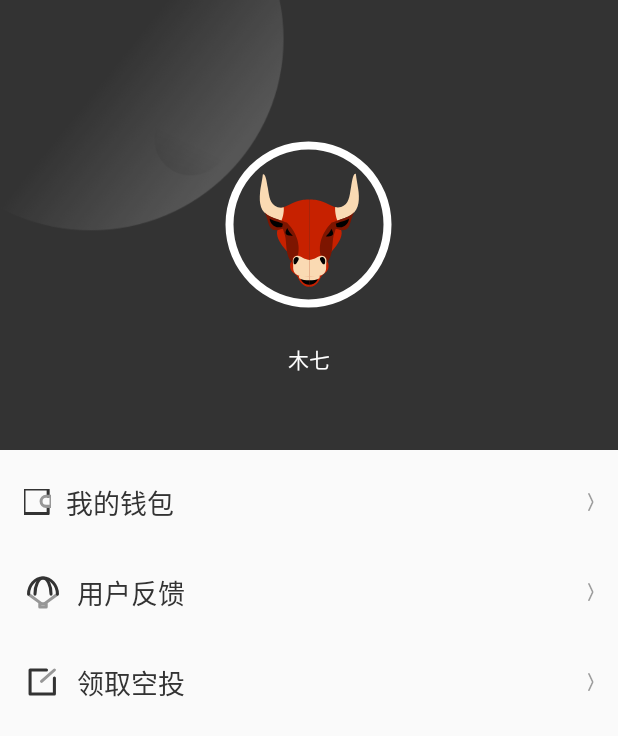
After one commit to fems1888/xproject, an Android app: the layout layout_fragment_mine.xml on its own in the app's theme, with its tools: preview values and no code run, on a phone screen of 412 x 824 dp. The commit adds this screen. Shown: the top 736 px of the screen. Run offline under Robolectric (Android 15) with nearby library versions, the phone set to English and light mode, and no system bars.

Commit message:
我的一级界面开发

```diff
--- a/app/src/main/java/com/qbao/xproject/app/fragment/ArenaFragment.java
+++ b/app/src/main/java/com/qbao/xproject/app/fragment/ArenaFragment.java
@@ -20,11 +20,11 @@ public class ArenaFragment extends BaseRxFragment<LayoutFragmentArenaBinding> {
     @Override
     protected void initViews() {
         super.initViews();
-        bindingView.text.setOnClickListener(new View.OnClickListener() {
-            @Override
-            public void onClick(View v) {
-                LoginActivity.goLoginActivity(activity);
-            }
-        });
+//        bindingView.text.setOnClickListener(new View.OnClickListener() {
+//            @Override
+//            public void onClick(View v) {
+//                LoginActivity.goLoginActivity(activity);
+//            }
+//        });
     }
 }
--- a/app/src/main/java/com/qbao/xproject/app/fragment/MineFragment.java
+++ b/app/src/main/java/com/qbao/xproject/app/fragment/MineFragment.java
@@ -11,6 +11,6 @@ import com.qbao.xproject.app.databinding.LayoutFragmentArenaBinding;
 public class MineFragment extends BaseRxFragment<LayoutFragmentArenaBinding> {
     @Override
     public int setContent() {
-        return R.layout.layout_fragment_arena;
+        return R.layout.layout_fragment_mine;
     }
 }
--- /dev/null
+++ b/app/src/main/res/drawable/bg_shape_white_ring.xml
@@ -0,0 +1,12 @@
+<?xml version="1.0" encoding="utf-8"?>
+<shape xmlns:android="http://schemas.android.com/apk/res/android"
+    android:shape="ring"
+    android:thickness="5dp"
+    android:useLevel="false">
+
+    <gradient
+        android:endColor="@color/white"
+        android:startColor="@color/white"
+        android:type="sweep"/>
+
+</shape>
--- /dev/null
+++ b/app/src/main/res/drawable/ic_cow.xml
@@ -0,0 +1,138 @@
+<vector xmlns:android="http://schemas.android.com/apk/res/android"
+    android:width="100dp"
+    android:height="100dp"
+    android:viewportWidth="100"
+    android:viewportHeight="100">
+  <path
+      android:pathData="M50.215,33.147C49.774,32.874 46.612,33.183 45.455,33.401C42.482,33.944 39.838,35.086 37.141,36.392C35.213,37.371 33.231,38.024 31.194,38.622L29.455,52.484C26.853,56.278 31.065,62.519 33.419,65.332C34.163,66.19 34.906,67.047 35.526,67.78L37.374,70.983L38.077,74.409C37.251,75.959 37.168,77.836 37.746,79.549C38.572,81.588 40.307,82.16 41.711,83.629C42.949,84.933 43.363,86.81 44.519,88.278C45.758,89.746 48.321,91.539 50.22,91.13L50.22,33.145C50.219,33.145 50.216,33.146 50.215,33.147"
+      android:strokeWidth="1"
+      android:fillColor="#C72100"
+      android:fillType="evenOdd"
+      android:strokeColor="#00000000"/>
+  <path
+      android:pathData="M70.986,52.484L69.247,38.622C67.209,38.024 65.227,37.371 63.3,36.392C60.601,35.086 57.958,33.944 54.984,33.401C53.832,33.183 50.675,32.876 50.22,33.144L50.22,91.131C52.12,91.538 54.682,89.747 55.921,88.278C57.077,86.81 57.49,84.933 58.73,83.628C60.133,82.16 61.868,81.589 62.693,79.549C63.272,77.836 63.189,75.959 62.364,74.409L63.067,70.983L64.915,67.781C65.534,67.046 66.277,66.19 67.021,65.333C69.375,62.519 73.588,56.277 70.986,52.484"
+      android:strokeWidth="1"
+      android:fillColor="#C72100"
+      android:fillType="evenOdd"
+      android:strokeColor="#00000000"/>
+  <path
+      android:pathData="M83.088,28.235C82.723,24.545 81.505,19.012 81.261,16.061C79.312,14.463 78.459,22.824 78.094,24.3C77.241,28.481 77.209,34.484 73.31,37.066C71.727,38.173 69.324,38.686 67.495,38.072C67.136,39.647 67.837,44.981 69.024,47.137C71.518,46.231 74.616,45.075 76.266,44.342C82.966,41.392 83.698,34.997 83.088,28.235"
+      android:strokeWidth="1"
+      android:fillColor="#FADAB3"
+      android:fillType="evenOdd"
+      android:strokeColor="#00000000"/>
+  <path
+      android:pathData="M44.493,85.903C44.574,86.07 44.839,86.873 45.081,87.122C46.287,89.111 48.211,89.617 50.22,89.868L50.22,86.62L44.493,85.903Z"
+      android:strokeWidth="1"
+      android:fillColor="#000000"
+      android:fillType="evenOdd"
+      android:strokeColor="#00000000"/>
+  <path
+      android:pathData="M50.256,86.635L50.22,86.631L50.22,89.862C50.232,89.865 50.244,89.865 50.256,89.868C52.243,89.619 54.152,89.121 55.345,87.13C55.584,86.882 55.867,86.069 55.947,85.903L50.256,86.635Z"
+      android:strokeWidth="1"
+      android:fillColor="#000000"
+      android:fillType="evenOdd"
+      android:strokeColor="#00000000"/>
+  <path
+      android:pathData="M17.354,28.431C17.724,24.766 18.956,19.268 19.203,16.336C21.174,14.748 22.037,23.055 22.407,24.522C23.269,28.675 23.302,34.64 27.245,37.206C28.848,38.306 31.28,38.816 33.129,38.205L33.129,38.205C33.492,39.77 32.782,45.069 31.583,47.211C29.059,46.311 25.924,45.163 24.256,44.436C17.478,41.503 16.738,35.15 17.354,28.431"
+      android:strokeWidth="1"
+      android:fillColor="#FADAB3"
+      android:fillType="evenOdd"
+      android:strokeColor="#00000000"/>
+  <path
+      android:pathData="M43.172,83.7C43.172,83.7 43.393,85.003 43.519,85.464C45.144,86.613 48.086,86.782 50.22,86.784L50.22,84.269L43.172,83.7Z"
+      android:strokeWidth="1"
+      android:fillColor="#FADAB3"
+      android:fillType="evenOdd"
+      android:strokeColor="#00000000"/>
+  <path
+      android:pathData="M50.257,84.271L50.22,84.269L50.22,86.784L50.257,86.784L50.258,86.784C52.373,86.784 55.308,86.619 56.925,85.464C57.049,85.003 57.269,83.7 57.269,83.7L50.257,84.271Z"
+      android:strokeWidth="1"
+      android:fillColor="#FADAB3"
+      android:fillType="evenOdd"
+      android:strokeColor="#00000000"/>
+  <path
+      android:pathData="M76.113,44.298C74.705,44.922 72.245,45.851 69.999,46.673C67.362,47.638 65.019,48.455 65.019,48.455C60.336,53.196 55.557,61.577 57.87,70.52C59.275,70.232 60.67,71.118 61.159,72.323C61.627,73.48 61.397,74.603 61.274,75.771C61.576,75.461 61.904,75.072 62.219,74.668C62.669,74.088 63.093,73.474 63.373,73.003C64.318,71.255 64.838,69.363 65.165,67.42C65.644,64.575 65.705,61.618 66.069,58.836C66.288,56.962 67.486,54.105 67.824,52.552C68.711,52.692 70.103,53.21 71.158,53.369C71.353,53.398 71.536,53.415 71.703,53.415C76.359,53.661 76.971,50.458 78.074,46.762C78.606,45.048 79.156,42.975 80.176,41.41C79.162,42.563 77.834,43.544 76.113,44.298"
+      android:strokeWidth="1"
+      android:fillColor="#7D1500"
+      android:fillType="evenOdd"
+      android:strokeColor="#00000000"/>
+  <path
+      android:pathData="M67.841,49.185C68,49.68 68.149,50.473 68.258,51.1C68.754,51.335 69.329,51.414 69.955,51.492C73.482,51.981 76.65,48.757 76.652,45.815C74.101,47.23 69.666,48.161 67.841,49.185"
+      android:strokeWidth="1"
+      android:fillColor="#000000"
+      android:fillType="evenOdd"
+      android:strokeColor="#00000000"/>
+  <path
+      android:pathData="M65.982,54.754C65.77,53.956 65.32,53.187 64.961,52.423C64.455,53.82 63.399,55.087 62.51,56.222C62.11,56.727 61.671,57.214 61.233,57.709C63.205,57.416 66.709,57.665 65.982,54.754"
+      android:strokeWidth="1"
+      android:fillColor="#000000"
+      android:fillType="evenOdd"
+      android:strokeColor="#00000000"/>
+  <path
+      android:pathData="M24.328,44.298C25.736,44.921 28.196,45.85 30.441,46.673C33.079,47.638 35.422,48.455 35.422,48.455C40.103,53.195 44.884,61.576 42.57,70.519C41.165,70.232 39.771,71.119 39.281,72.323C38.813,73.479 39.042,74.603 39.167,75.771C38.865,75.461 38.537,75.073 38.222,74.668C37.772,74.088 37.347,73.474 37.067,73.004C36.123,71.254 35.602,69.363 35.275,67.421C34.798,64.574 34.737,61.619 34.372,58.835C34.153,56.963 32.955,54.105 32.616,52.552C31.73,52.693 30.338,53.21 29.283,53.368C29.088,53.398 28.904,53.415 28.738,53.415C24.082,53.66 23.47,50.458 22.367,46.762C21.835,45.047 21.286,42.975 20.264,41.41C21.278,42.563 22.607,43.543 24.328,44.298"
+      android:strokeWidth="1"
+      android:fillColor="#7D1500"
+      android:fillType="evenOdd"
+      android:strokeColor="#00000000"/>
+  <path
+      android:pathData="M32.599,49.185C32.442,49.681 32.293,50.473 32.184,51.1C31.688,51.334 31.112,51.415 30.486,51.492C26.96,51.981 23.791,48.758 23.789,45.815C26.34,47.23 30.776,48.161 32.599,49.185"
+      android:strokeWidth="1"
+      android:fillColor="#000000"
+      android:fillType="evenOdd"
+      android:strokeColor="#00000000"/>
+  <path
+      android:pathData="M34.459,54.313C34.67,53.515 35.121,52.746 35.48,51.982C35.986,53.379 37.041,54.645 37.932,55.781C38.332,56.286 38.77,56.773 39.207,57.269C37.236,56.975 33.732,57.224 34.459,54.313"
+      android:strokeWidth="1"
+      android:fillColor="#000000"
+      android:fillType="evenOdd"
+      android:strokeColor="#00000000"/>
+  <path
+      android:pathData="M61.233,78.942C61.241,78.91 61.246,78.878 61.246,78.855L61.233,78.942Z"
+      android:strokeWidth="1"
+      android:fillColor="#FFFFFF"
+      android:fillType="evenOdd"
+      android:strokeColor="#00000000"/>
+  <path
+      android:pathData="M61.233,78.941L61.245,78.855C61.24,78.887 61.233,78.918 61.233,78.941"
+      android:strokeWidth="1"
+      android:fillColor="#FFFFFF"
+      android:fillType="evenOdd"
+      android:strokeColor="#00000000"/>
+  <path
+      android:pathData="M39.22,78.942L39.207,78.855C39.207,78.878 39.214,78.91 39.22,78.942"
+      android:strokeWidth="1"
+      android:fillColor="#FFFFFF"
+      android:fillType="evenOdd"
+      android:strokeColor="#00000000"/>
+  <path
+      android:pathData="M39.22,78.941C39.22,78.918 39.213,78.887 39.207,78.855L39.22,78.941Z"
+      android:strokeWidth="1"
+      android:fillColor="#FFFFFF"
+      android:fillType="evenOdd"
+      android:strokeColor="#00000000"/>
+  <path
+      android:pathData="M61.389,72.332C60.891,71.135 59.476,70.253 58.051,70.539C56.464,70.757 54.983,71.968 53.491,72.539C52.662,72.826 50.797,73.213 50.259,73.253L50.258,73.253C50.246,73.253 50.233,73.251 50.22,73.251L50.22,84.581L50.258,84.581L50.259,84.581C52.027,84.581 53.989,84.367 55.757,84.15C57.691,83.878 59.846,83.223 60.786,81.319C61.061,80.665 61.357,79.835 61.413,79.128C61.413,78.365 61.444,77.504 61.444,76.742C61.444,75.218 61.997,73.803 61.389,72.332"
+      android:strokeWidth="1"
+      android:fillColor="#FADAB3"
+      android:fillType="evenOdd"
+      android:strokeColor="#00000000"/>
+  <path
+      android:pathData="M47.128,72.539C45.683,71.968 44.25,70.756 42.715,70.539C41.335,70.253 39.965,71.135 39.484,72.332C38.895,73.802 39.429,75.218 39.429,76.743C39.429,77.505 39.46,78.365 39.46,79.128C39.514,79.836 39.8,80.665 40.067,81.319C40.976,83.224 43.063,83.878 44.935,84.151C46.634,84.366 48.518,84.578 50.22,84.581L50.22,73.251C49.656,73.196 47.913,72.819 47.128,72.539"
+      android:strokeWidth="1"
+      android:fillColor="#FADAB3"
+      android:fillType="evenOdd"
+      android:strokeColor="#00000000"/>
+  <path
+      android:pathData="M59.93,71.841C59.557,71.548 59.423,71.495 58.97,71.388C58.09,71.254 57.104,71.734 57.292,72.774C57.451,73.549 58.437,75.203 59.023,75.763C59.317,76.057 59.823,76.323 60.249,76.163C60.63,76.026 60.729,75.043 60.756,74.643C60.863,73.655 60.782,72.535 59.93,71.841"
+      android:strokeWidth="1"
+      android:fillColor="#000000"
+      android:fillType="evenOdd"
+      android:strokeColor="#00000000"/>
+  <path
+      android:pathData="M40.511,71.841C40.884,71.548 41.016,71.495 41.47,71.388C42.35,71.254 43.337,71.735 43.149,72.775C42.989,73.549 42.003,75.203 41.417,75.763C41.124,76.056 40.617,76.323 40.19,76.163C39.81,76.026 39.711,75.043 39.685,74.643C39.578,73.655 39.658,72.535 40.511,71.841"
+      android:strokeWidth="1"
+      android:fillColor="#000000"
+      android:fillType="evenOdd"
+      android:strokeColor="#00000000"/>
+</vector>
--- /dev/null
+++ b/app/src/main/res/drawable/ic_vector_mine_feedback.xml
@@ -0,0 +1,22 @@
+<vector xmlns:android="http://schemas.android.com/apk/res/android"
+    android:width="25dp"
+    android:height="24dp"
+    android:viewportWidth="25"
+    android:viewportHeight="24">
+  <path
+      android:pathData="M20,9.397l0,10.603l-16,0l0,-16l10.801,0"
+      android:strokeLineJoin="round"
+      android:strokeWidth="2"
+      android:fillColor="#00000000"
+      android:strokeColor="#333333"
+      android:fillType="evenOdd"
+      android:strokeLineCap="round"/>
+  <path
+      android:pathData="M20,4L11.5294,11.5294"
+      android:strokeLineJoin="round"
+      android:strokeWidth="2"
+      android:fillColor="#00000000"
+      android:strokeColor="#979797"
+      android:fillType="evenOdd"
+      android:strokeLineCap="round"/>
+</vector>
--- /dev/null
+++ b/app/src/main/res/drawable/ic_vector_mine_space.xml
@@ -0,0 +1,46 @@
+<vector xmlns:android="http://schemas.android.com/apk/res/android"
+    android:width="25dp"
+    android:height="23dp"
+    android:viewportWidth="25"
+    android:viewportHeight="23">
+  <path
+      android:pathData="M3.2484,12.7991L11.1961,18.6453"
+      android:strokeLineJoin="round"
+      android:strokeWidth="2"
+      android:fillColor="#00000000"
+      android:strokeColor="#979797"
+      android:fillType="evenOdd"
+      android:strokeLineCap="round"/>
+  <path
+      android:pathData="M21.7516,12.7991L13.8039,18.6453"
+      android:strokeLineJoin="round"
+      android:strokeWidth="2"
+      android:fillColor="#00000000"
+      android:strokeColor="#979797"
+      android:fillType="evenOdd"
+      android:strokeLineCap="round"/>
+  <path
+      android:pathData="M10.3889,18.8889h4.2222v2.1111h-4.2222z"
+      android:strokeLineJoin="round"
+      android:strokeWidth="2"
+      android:fillColor="#00000000"
+      android:strokeColor="#979797"
+      android:fillType="evenOdd"
+      android:strokeLineCap="round"/>
+  <path
+      android:pathData="M22,12.5556C22,6.7259 17.7467,2 12.5,2C7.2533,2 3,6.7259 3,12.5556"
+      android:strokeLineJoin="round"
+      android:strokeWidth="2"
+      android:fillColor="#00000000"
+      android:strokeColor="#333333"
+      android:fillType="evenOdd"
+      android:strokeLineCap="round"/>
+  <path
+      android:pathData="M17.7778,12.5556C17.7778,6.7259 15.4148,2 12.5,2C9.5852,2 7.2222,6.7259 7.2222,12.5556"
+      android:strokeLineJoin="round"
+      android:strokeWidth="2"
+      android:fillColor="#00000000"
+      android:strokeColor="#333333"
+      android:fillType="evenOdd"
+      android:strokeLineCap="round"/>
+</vector>
--- /dev/null
+++ b/app/src/main/res/drawable/ic_vector_mine_wallet.xml
@@ -0,0 +1,22 @@
+<vector xmlns:android="http://schemas.android.com/apk/res/android"
+    android:width="18dp"
+    android:height="17dp"
+    android:viewportWidth="18"
+    android:viewportHeight="17">
+  <path
+      android:pathData="M16.1053,11.5439l0,4.5614l-16.1053,0l0,-16.1053l0,0l16.1053,0l0,4.7075"
+      android:strokeLineJoin="round"
+      android:strokeWidth="2"
+      android:fillColor="#00000000"
+      android:strokeColor="#333333"
+      android:fillType="evenOdd"
+      android:strokeLineCap="round"/>
+  <path
+      android:pathData="M14.6842,4.7368L18,4.7368L18,11.3684L14.6842,11.3684C12.853,11.3684 11.3684,9.8839 11.3684,8.0526L11.3684,8.0526C11.3684,6.2214 12.853,4.7368 14.6842,4.7368Z"
+      android:strokeLineJoin="round"
+      android:strokeWidth="2"
+      android:fillColor="#00000000"
+      android:strokeColor="#979797"
+      android:fillType="evenOdd"
+      android:strokeLineCap="round"/>
+</vector>
--- /dev/null
+++ b/app/src/main/res/layout/include_right_image.xml
@@ -0,0 +1,12 @@
+<?xml version="1.0" encoding="utf-8"?>
+<merge xmlns:android="http://schemas.android.com/apk/res/android">
+
+    <ImageView
+        android:id="@+id/image_right"
+        android:layout_width="@dimen/size_dp_4"
+        android:layout_height="@dimen/size_dp_12"
+        android:layout_alignParentRight="true"
+        android:layout_centerVertical="true"
+        android:src="@drawable/ic_arrow_right_black" />
+
+</merge>
--- a/app/src/main/res/layout/layout_fragment_arena.xml
+++ b/app/src/main/res/layout/layout_fragment_arena.xml
@@ -1,8 +1,12 @@
 <?xml version="1.0" encoding="utf-8"?>
-<layout>
+<layout xmlns:app="http://schemas.android.com/apk/res-auto">
 <RelativeLayout
-    xmlns:android="http://schemas.android.com/apk/res/android" android:layout_width="match_parent"
-    android:layout_height="match_parent">
+    xmlns:android="http://schemas.android.com/apk/res/android"
+    android:layout_width="match_parent"
+    android:layout_height="match_parent"
+    android:orientation="vertical"
+    >
+
     <TextView
         android:id="@+id/text"
         android:layout_width="match_parent"
@@ -13,5 +17,6 @@
         android:padding="@dimen/size_dp_60"
         android:textSize="@dimen/size_dp_20"
         android:textColor="@color/text_main_color"/>
+
 </RelativeLayout>
 </layout>
--- /dev/null
+++ b/app/src/main/res/layout/layout_fragment_mine.xml
@@ -0,0 +1,133 @@
+<?xml version="1.0" encoding="utf-8"?>
+<layout xmlns:app="http://schemas.android.com/apk/res-auto">
+<LinearLayout
+    xmlns:android="http://schemas.android.com/apk/res/android"
+    android:layout_width="match_parent"
+    android:layout_height="match_parent"
+    android:orientation="vertical"
+    >
+
+    <FrameLayout
+        android:layout_width="match_parent"
+        android:layout_height="300dp"
+        android:background="@drawable/ic_mine_top"
+        >
+
+        <ImageView
+            android:layout_width="wrap_content"
+            android:layout_height="wrap_content"
+            android:layout_gravity="center"
+            android:src="@drawable/ic_cow"
+            />
+
+        <ImageView
+            android:layout_width="150dp"
+            android:layout_height="150dp"
+            android:layout_gravity="center"
+            android:scaleType="centerInside"
+            android:background="@drawable/bg_shape_white_ring"
+            />
+
+        <TextView
+            android:layout_width="wrap_content"
+            android:layout_height="wrap_content"
+            android:textSize="@dimen/size_sp_14"
+            android:layout_marginBottom="@dimen/size_dp_50"
+            android:layout_gravity="center_horizontal|bottom"
+            android:textColor="@color/white"
+            android:text="木七"
+            />
+
+    </FrameLayout>
+
+    <RelativeLayout
+        android:id="@+id/relative_wallet"
+        android:layout_width="match_parent"
+        android:layout_height="50dp"
+        android:layout_marginTop="@dimen/size_dp_10"
+        android:background="?attr/selectableItemBackground"
+        android:paddingLeft="@dimen/size_dp_16"
+        android:paddingRight="@dimen/size_dp_16">
+
+        <android.support.v7.widget.AppCompatImageView
+            android:id="@+id/image_wallet"
+            android:layout_alignParentLeft="true"
+            style="@style/mine_image_style"
+            android:src="@drawable/ic_vector_mine_wallet" />
+
+        <TextView
+            android:id="@+id/text_authentication"
+            style="@style/textStyleMainColor"
+            android:layout_width="wrap_content"
+            android:layout_height="wrap_content"
+            android:layout_centerVertical="true"
+            android:text="@string/text_wallet"
+            android:layout_marginLeft="@dimen/size_dp_10"
+            android:layout_toRightOf="@+id/image_wallet" />
+
+
+        <include layout="@layout/include_right_image" />
+    </RelativeLayout>
+
+
+    <RelativeLayout
+        android:id="@+id/relative_feedback"
+        android:layout_width="match_parent"
+        android:layout_height="50dp"
+        android:layout_marginTop="@dimen/size_dp_10"
+        android:background="?attr/selectableItemBackground"
+        android:paddingLeft="@dimen/size_dp_16"
+        android:paddingRight="@dimen/size_dp_16">
+
+        <android.support.v7.widget.AppCompatImageView
+            android:id="@+id/image_feedback"
+            android:layout_alignParentLeft="true"
+            style="@style/mine_image_style"
+            android:src="@drawable/ic_vector_mine_space" />
+
+        <TextView
+            android:id="@+id/text_feedback"
+            style="@style/textStyleMainColor"
+            android:layout_width="wrap_content"
+            android:layout_height="wrap_content"
+            android:layout_centerVertical="true"
+            android:text="@string/text_feedback"
+            android:layout_marginLeft="@dimen/size_dp_10"
+            android:layout_toRightOf="@+id/image_feedback" />
+
+
+        <include layout="@layout/include_right_image" />
+    </RelativeLayout>
+
+
+    <RelativeLayout
+        android:id="@+id/relative_space"
+        android:layout_width="match_parent"
+        android:layout_height="50dp"
+        android:layout_marginTop="@dimen/size_dp_10"
+        android:background="?attr/selectableItemBackground"
+        android:paddingLeft="@dimen/size_dp_16"
+        android:paddingRight="@dimen/size_dp_16">
+
+        <android.support.v7.widget.AppCompatImageView
+            android:id="@+id/image_sapce"
+            android:layout_alignParentLeft="true"
+            style="@style/mine_image_style"
+            android:src="@drawable/ic_vector_mine_feedback" />
+
+        <TextView
+            android:id="@+id/text_space"
+            style="@style/textStyleMainColor"
+            android:layout_width="wrap_content"
+            android:layout_height="wrap_content"
+            android:layout_centerVertical="true"
+            android:text="@string/text_space"
+            android:layout_marginLeft="@dimen/size_dp_10"
+            android:layout_toRightOf="@+id/image_sapce" />
+
+
+        <include layout="@layout/include_right_image" />
+    </RelativeLayout>
+
+</LinearLayout>
+</layout>
--- a/app/src/main/res/values/strings.xml
+++ b/app/src/main/res/values/strings.xml
@@ -15,4 +15,7 @@
     <string name="win_price">恭喜您获得</string>
     <string name="current_bonus">本期奖金</string>
     <string name="sure">确认</string>
+    <string name="text_wallet">我的钱包</string>
+    <string name="text_space">领取空投</string>
+    <string name="text_feedback">用户反馈</string>
 </resources>
--- a/app/src/main/res/values/styles.xml
+++ b/app/src/main/res/values/styles.xml
@@ -75,4 +75,12 @@
         <item name="android:windowNoTitle">true</item>
         <item name="android:windowIsTranslucent">true</item>
     </style>
+
+    <!--Mine-->
+    <style name="mine_image_style">
+        <item name="android:layout_width">wrap_content</item>
+        <item name="android:scaleType">center</item>
+        <item name="android:layout_height">wrap_content</item>
+        <item name="android:layout_centerVertical">true</item>
+    </style>
 </resources>
```
Also changed, not shown: app/src/main/res/drawable/ic_arrow_right_black.png (added), app/src/main/res/drawable/ic_launcher_foreground.xml (renamed from app/src/main/res/drawable-v24/ic_launcher_foreground.xml), app/src/main/res/drawable/ic_mine_top.png (added).
